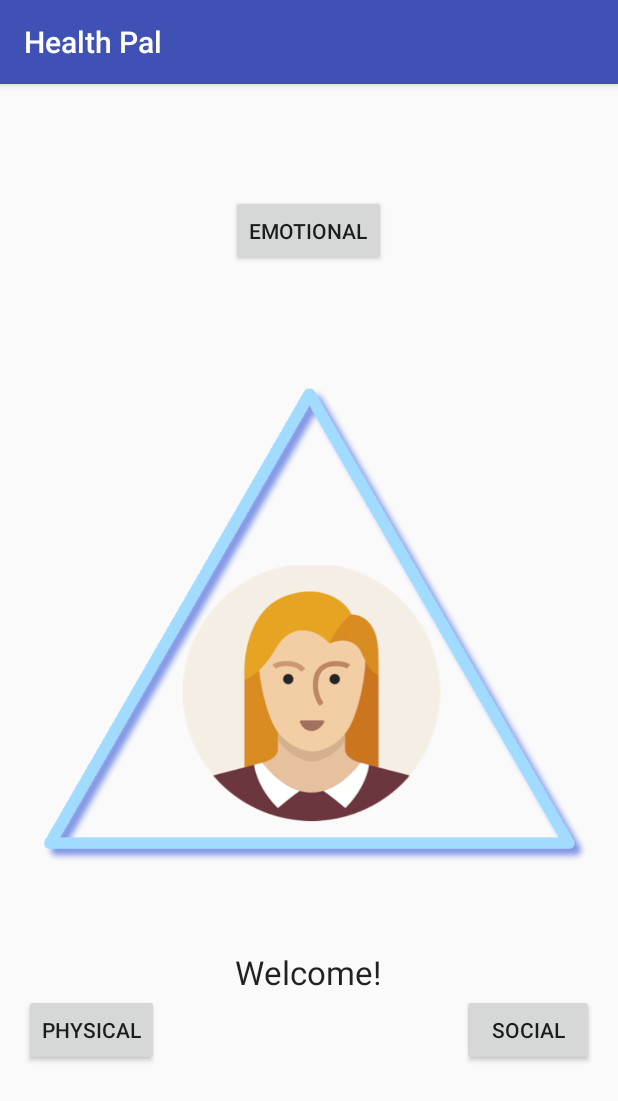
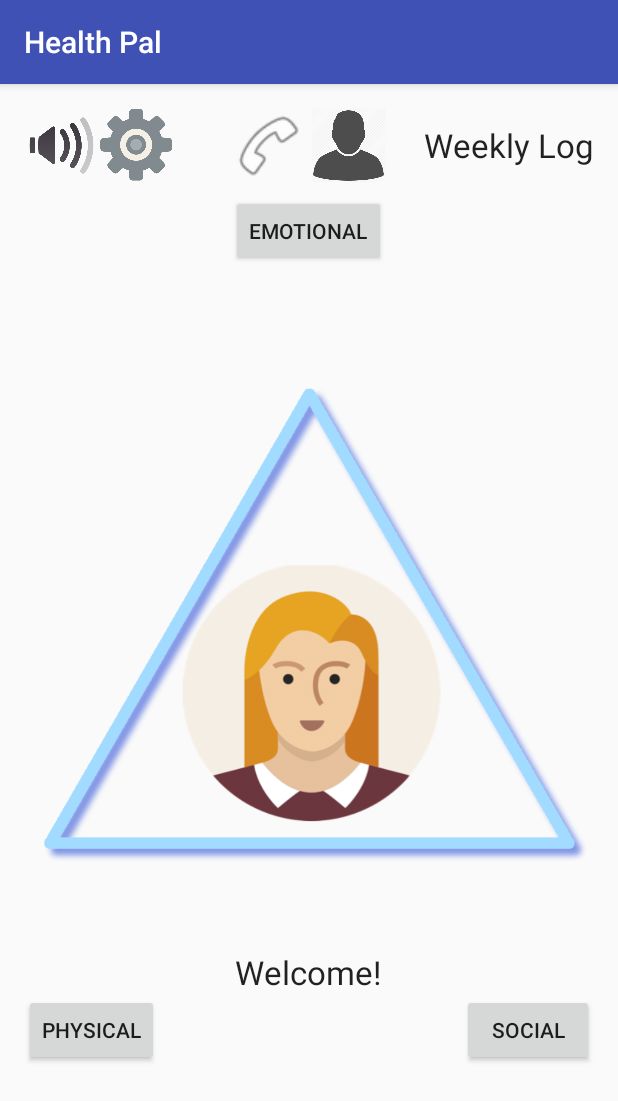
Before and after one commit to HHealth16/HHealth, an Android app: the UserMainActivity screen opened directly, with no data from a screen before it, on a phone screen of 412 x 824 dp. Shown: the top 1101 px of the screen. Run offline under Robolectric (Android 15) with nearby library versions, the light colour scheme and no system bars; our stand-ins replace Firebase (no records; nobody signed in at launch, a user with empty details on screens opened directly).

Commit message:
final changes

```diff
--- a/MobileApp/app/src/main/res/layout/activity_user_main.xml
+++ b/MobileApp/app/src/main/res/layout/activity_user_main.xml
@@ -51,4 +51,47 @@
         android:layout_above="@+id/physicalButton"
         android:layout_centerHorizontal="true"/>
 
+    <ImageView
+        android:layout_width="50dp"
+        android:layout_height="50dp"
+        android:id="@+id/imageView"
+        android:src="@drawable/audio"
+        android:layout_alignParentTop="true"
+        android:layout_alignParentStart="true"/>
+
+    <ImageView
+        android:layout_width="50dp"
+        android:layout_height="50dp"
+        android:id="@+id/imageView2"
+        android:src="@drawable/settings"
+        android:layout_alignParentTop="true"
+        android:layout_toEndOf="@+id/imageView"/>
+
+    <ImageView
+        android:layout_width="50dp"
+        android:layout_height="50dp"
+        android:id="@+id/imageView3"
+        android:src="@drawable/profile"
+        android:layout_alignParentTop="true"
+        android:layout_alignEnd="@+id/emotionalButton"/>
+
+    <TextView
+        android:layout_width="wrap_content"
+        android:layout_height="wrap_content"
+        android:textAppearance="?android:attr/textAppearanceLarge"
+        android:text="Weekly Log"
+        android:id="@+id/textView2"
+        android:layout_alignParentTop="true"
+        android:layout_alignEnd="@+id/imageViewTriangle"
+        android:layout_marginTop="10dp"/>
+
+    <ImageView
+        android:layout_width="50dp"
+        android:layout_height="50dp"
+        android:id="@+id/imageView4"
+        android:src="@android:drawable/ic_menu_call"
+        android:layout_alignParentTop="true"
+        android:layout_alignStart="@+id/emotionalButton"/>
+
+
 </RelativeLayout>
```
